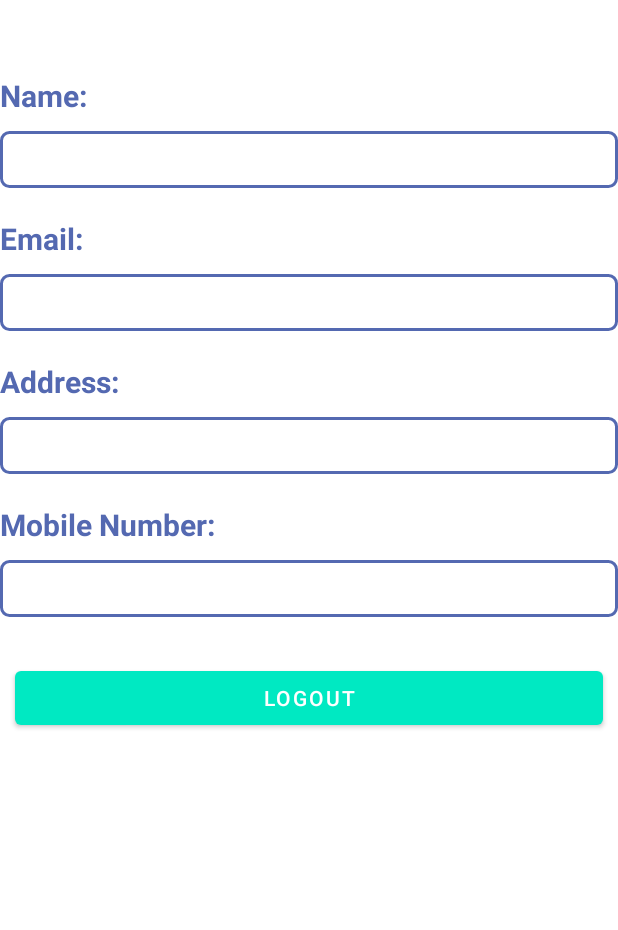
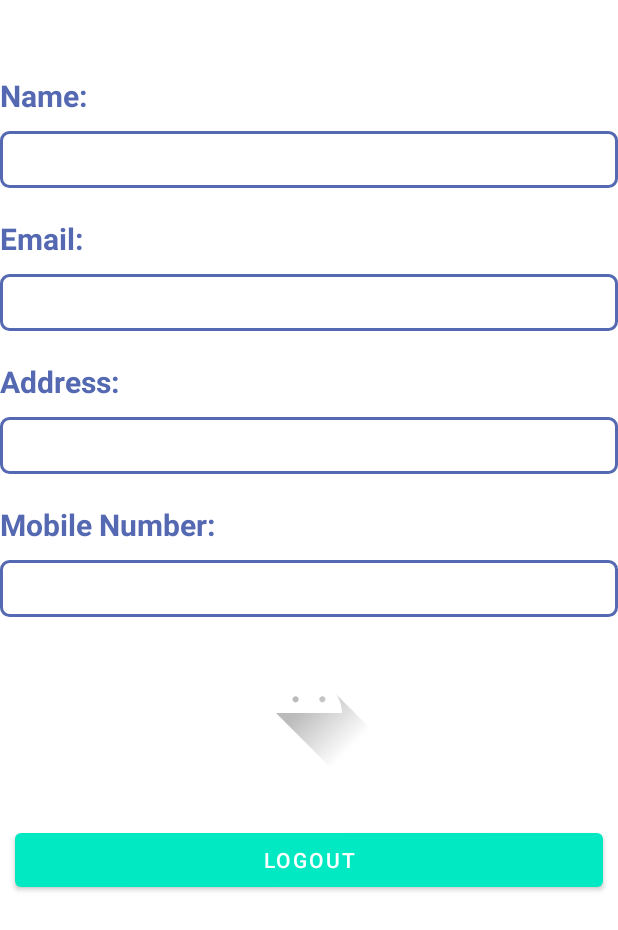
Before and after one commit to TeradonGenesis/Booking_App, an Android app: the layout fragment_user_profile.xml on its own in the app's theme, with its tools: preview values and no code run, on a phone screen of 412 x 824 dp. Shown: the top 930 px of the screen. Run offline under Robolectric (Android 15) with nearby library versions, the phone set to English and light mode, and no system bars; network calls fail.

Commit message:
implemented QR code containing member id in Profile fragment

```diff
--- a/Kuching_Park_Hotel/app/build.gradle
+++ b/Kuching_Park_Hotel/app/build.gradle
@@ -36,4 +36,8 @@ dependencies {
     androidTestImplementation 'androidx.test.espresso:espresso-core:3.2.0'
     implementation 'com.google.android.material:material:1.2.0-beta01'
     implementation 'com.google.code.gson:gson:2.8.6'
+
+    //QR
+    implementation 'com.google.zxing:core:3.4.0'
+    implementation 'androidmads.library.qrgenearator:QRGenearator:1.0.4'
 }
--- a/Kuching_Park_Hotel/app/src/main/java/com/example/kuching_park_hotel/MainActivity.java
+++ b/Kuching_Park_Hotel/app/src/main/java/com/example/kuching_park_hotel/MainActivity.java
@@ -22,6 +22,7 @@ public class MainActivity extends AppCompatActivity {
         initDatabase(this.getApplicationContext());
     }
 
+    //getMember() is redundant, member info grabbed through sharedpref in fragment manager
     private void getMember() {
         Intent intent = getIntent();
         member = (Member) intent.getSerializableExtra("Member");
--- a/Kuching_Park_Hotel/app/src/main/java/com/example/kuching_park_hotel/MyFragmentAdapter.java
+++ b/Kuching_Park_Hotel/app/src/main/java/com/example/kuching_park_hotel/MyFragmentAdapter.java
@@ -20,10 +20,12 @@ public class MyFragmentAdapter extends FragmentPagerAdapter {
 
     public MyFragmentAdapter(FragmentManager fm, Context context) {
         super(fm);
+        //accessing member info
         SharedPreferences sharedPreferences = context.getSharedPreferences(SHARED_PREF,Context.MODE_PRIVATE);
         Gson gson = new Gson();
         String json = sharedPreferences.getString(MEMBER_OBJECT,"");
         test_member = gson.fromJson(json,Member.class);
+
         childFragments = new Fragment[]{new Mainpage_Fragment(), new Enquiry_Fragment(), new Map_Fragment(),new User_profile_Fragment(test_member)};
     }
 
--- a/Kuching_Park_Hotel/app/src/main/res/layout/fragment_user_profile.xml
+++ b/Kuching_Park_Hotel/app/src/main/res/layout/fragment_user_profile.xml
@@ -1,5 +1,6 @@
 <?xml version="1.0" encoding="utf-8"?>
 <androidx.constraintlayout.widget.ConstraintLayout xmlns:android="http://schemas.android.com/apk/res/android"
+    xmlns:tools="http://schemas.android.com/tools"
     android:layout_width="match_parent"
     android:layout_height="match_parent"
     xmlns:app="http://schemas.android.com/apk/res-auto">
@@ -120,16 +121,25 @@
         android:clickable="false"
         android:textStyle="bold"
         />
-
+    <ImageView
+        android:id="@+id/imageView_QR"
+        android:layout_width="wrap_content"
+        android:layout_height="wrap_content"
+        app:srcCompat="@drawable/ic_launcher_foreground"
+        app:layout_constraintTop_toBottomOf="@id/editText_user_mobile"
+        app:layout_constraintLeft_toLeftOf="parent"
+        app:layout_constraintRight_toRightOf="parent"/>
     <Button
         android:id="@+id/button_logout"
         android:layout_width="match_parent"
         android:layout_height="wrap_content"
         android:text="Logout"
-        app:layout_constraintTop_toBottomOf="@id/editText_user_mobile"
+        app:layout_constraintTop_toBottomOf="@id/imageView_QR"
         app:layout_constraintLeft_toLeftOf="parent"
         app:layout_constraintRight_toRightOf="parent"
         android:layout_marginTop="30dp"
         android:layout_marginLeft="10dp"
         android:layout_marginRight="10dp"/>
+
+
 </androidx.constraintlayout.widget.ConstraintLayout>
```
Also changed, not shown: Kuching_Park_Hotel/app/src/main/java/com/example/kuching_park_hotel/User_profile_Fragment.java (+41 -0 lines).
